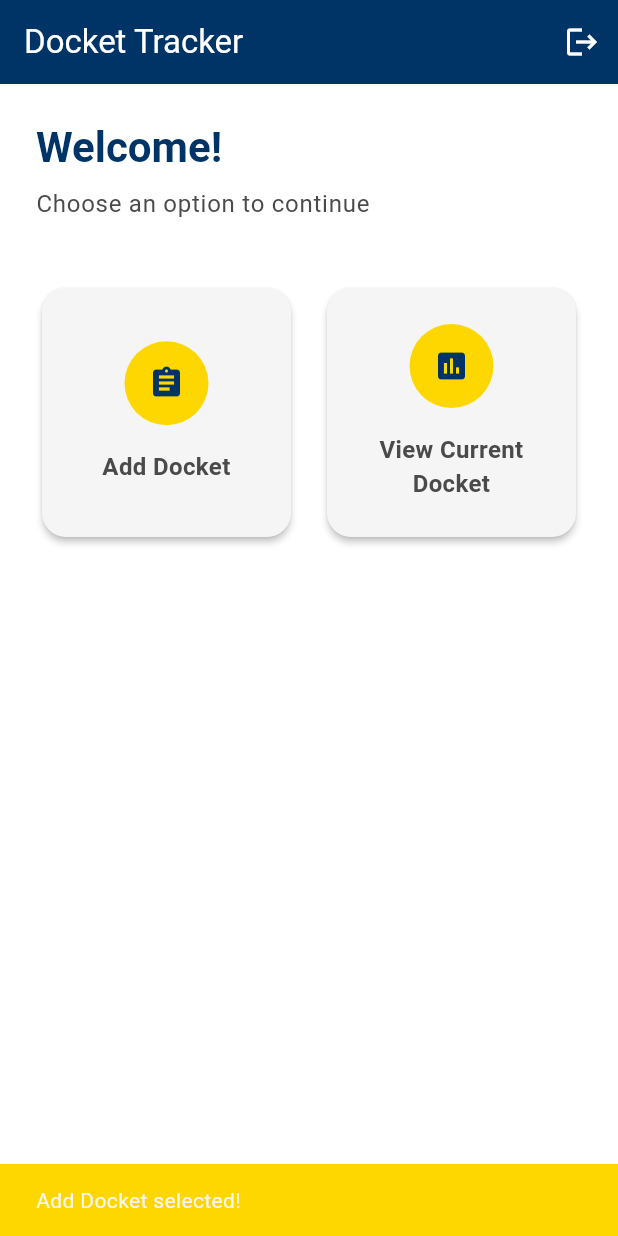
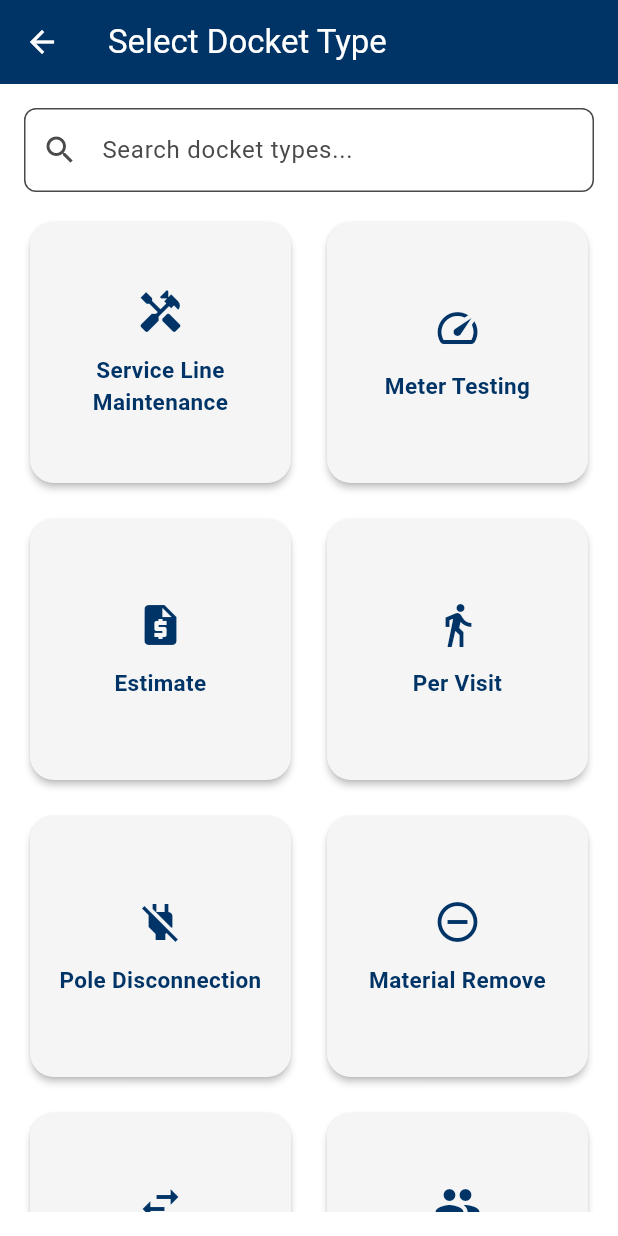
Before and after one commit to WimukthiPWijerathne/Docket_tracker, a Flutter app: the OptionsPage screen opened directly, after a tap on "Add Docket", on a phone screen of 412 x 824 dp. Run offline on Flutter 3.47's test engine with Material 3 defaults, Android fonts, the phone set to English and light mode, and no system bars.

Commit message:
docker type selection page added

```diff
--- /dev/null
+++ b/lib/pages/docket_type_selection_page.dart
@@ -0,0 +1,212 @@
+import 'package:flutter/material.dart';
+
+class DocketTypeSelectionPage extends StatefulWidget {
+  const DocketTypeSelectionPage({super.key});
+
+  @override
+  State<DocketTypeSelectionPage> createState() => _DocketTypeSelectionPageState();
+}
+
+class _DocketTypeSelectionPageState extends State<DocketTypeSelectionPage> {
+  static const List<String> _allDocketTypes = [
+    'Service Line Maintenance',
+    'Meter Testing',
+    'Estimate',
+    'Per Visit',
+    'Pole Disconnection',
+    'Material Remove',
+    'Meter Replacement Only',
+    'Visit with Contractor',
+    'Pole Top Maintenance',
+  ];
+
+  final TextEditingController _searchController = TextEditingController();
+  String _query = '';
+
+  @override
+  void initState() {
+    super.initState();
+    _searchController.addListener(() {
+      setState(() {
+        _query = _searchController.text.trim().toLowerCase();
+      });
+    });
+  }
+
+  @override
+  void dispose() {
+    _searchController.dispose();
+    super.dispose();
+  }
+
+  @override
+  Widget build(BuildContext context) {
+    final List<String> filtered = _allDocketTypes
+        .where((t) => t.toLowerCase().contains(_query))
+        .toList();
+
+    final double width = MediaQuery.of(context).size.width;
+    final int crossAxisCount = width >= 900
+        ? 4
+        : width >= 600
+            ? 3
+            : 2; // keep 2 on phones
+
+    return Scaffold(
+      appBar: AppBar(
+        title: const Text('Select Docket Type'),
+        backgroundColor: const Color(0xFF003366),
+        foregroundColor: Colors.white,
+      ),
+      backgroundColor: const Color(0xFFFFFFFF),
+      body: SafeArea(
+        child: Padding(
+          padding: const EdgeInsets.all(16.0),
+          child: Column(
+            crossAxisAlignment: CrossAxisAlignment.start,
+            children: [
+              TextField(
+                controller: _searchController,
+                decoration: InputDecoration(
+                  hintText: 'Search docket types...',
+                  prefixIcon: const Icon(Icons.search),
+                  suffixIcon: _query.isEmpty
+                      ? null
+                      : IconButton(
+                          icon: const Icon(Icons.clear),
+                          onPressed: () {
+                            _searchController.clear();
+                          },
+                        ),
+                ),
+              ),
+              const SizedBox(height: 16),
+              Expanded(
+                child: GridView.count(
+                  crossAxisCount: crossAxisCount,
+                  crossAxisSpacing: 16,
+                  mainAxisSpacing: 16,
+                  children: filtered
+                      .map((type) => _DocketTypeCard(
+                            title: type,
+                            icon: _iconFor(type),
+                            onTap: () {
+                              Navigator.of(context).push(
+                                MaterialPageRoute(
+                                  builder: (_) => DocketTypePlaceholderPage(title: type),
+                                ),
+                              );
+                            },
+                          ))
+                      .toList(),
+                ),
+              ),
+            ],
+          ),
+        ),
+      ),
+    );
+  }
+
+  IconData _iconFor(String title) {
+    switch (title) {
+      case 'Service Line Maintenance':
+        return Icons.handyman;
+      case 'Meter Testing':
+        return Icons.speed;
+      case 'Estimate':
+        return Icons.request_quote;
+      case 'Per Visit':
+        return Icons.directions_walk;
+      case 'Pole Disconnection':
+        return Icons.power_off;
+      case 'Material Remove':
+        return Icons.remove_circle_outline;
+      case 'Meter Replacement Only':
+        return Icons.swap_horiz;
+      case 'Visit with Contractor':
+        return Icons.group;
+      case 'Pole Top Maintenance':
+        return Icons.engineering;
+      default:
+        return Icons.widgets;
+    }
+  }
+}
+
+class _DocketTypeCard extends StatelessWidget {
+  final String title;
+  final IconData icon;
+  final VoidCallback onTap;
+
+  const _DocketTypeCard({required this.title, required this.icon, required this.onTap});
+
+  @override
+  Widget build(BuildContext context) {
+    return Card(
+      color: const Color(0xFFF5F5F5),
+      elevation: 2,
+      shape: RoundedRectangleBorder(borderRadius: BorderRadius.circular(16)),
+      child: InkWell(
+        onTap: onTap,
+        borderRadius: BorderRadius.circular(16),
+        splashColor: const Color(0xFFFFD700).withOpacity(0.25),
+        overlayColor: MaterialStateProperty.resolveWith<Color?>((states) {
+          if (states.contains(MaterialState.pressed) ||
+              states.contains(MaterialState.focused) ||
+              states.contains(MaterialState.hovered)) {
+            return const Color(0xFFFFD700).withOpacity(0.18);
+          }
+          return null;
+        }),
+        child: Padding(
+          padding: const EdgeInsets.all(16.0),
+          child: Column(
+            mainAxisAlignment: MainAxisAlignment.center,
+            children: [
+              Icon(icon, color: const Color(0xFF003366), size: 32),
+              const SizedBox(height: 12),
+              Text(
+                title,
+                textAlign: TextAlign.center,
+                style: const TextStyle(
+                  color: Color(0xFF003366),
+                  fontWeight: FontWeight.w700,
+                  fontSize: 15,
+                ),
+              ),
+            ],
+          ),
+        ),
+      ),
+    );
+  }
+}
+
+class DocketTypePlaceholderPage extends StatelessWidget {
+  final String title;
+
+  const DocketTypePlaceholderPage({super.key, required this.title});
+
+  @override
+  Widget build(BuildContext context) {
+    return Scaffold(
+      appBar: AppBar(
+        title: Text(title),
+        backgroundColor: const Color(0xFF003366),
+        foregroundColor: Colors.white,
+      ),
+      backgroundColor: const Color(0xFFFFFFFF),
+      body: Center(
+        child: Text(
+          title,
+          style: const TextStyle(
+            fontSize: 20,
+            fontWeight: FontWeight.bold,
+            color: Color(0xFF003366),
+          ),
+        ),
+      ),
+    );
+  }
+}
--- a/lib/pages/options_page.dart
+++ b/lib/pages/options_page.dart
@@ -1,5 +1,6 @@
 import 'package:flutter/material.dart';
 import 'login_page.dart';
+import 'docket_type_selection_page.dart';
 
 class OptionsPage extends StatelessWidget {
   const OptionsPage({super.key});
@@ -59,10 +60,9 @@ class OptionsPage extends StatelessWidget {
                         Icons.assignment,
                         const Color(0xFFFFD700),
                         () {
-                          ScaffoldMessenger.of(context).showSnackBar(
-                            SnackBar(
-                              content: const Text('Add Docket selected!'),
-                              backgroundColor: Theme.of(context).colorScheme.secondary,
+                          Navigator.of(context).push(
+                            MaterialPageRoute(
+                              builder: (_) => const DocketTypeSelectionPage(),
                             ),
                           );
                         },
```
